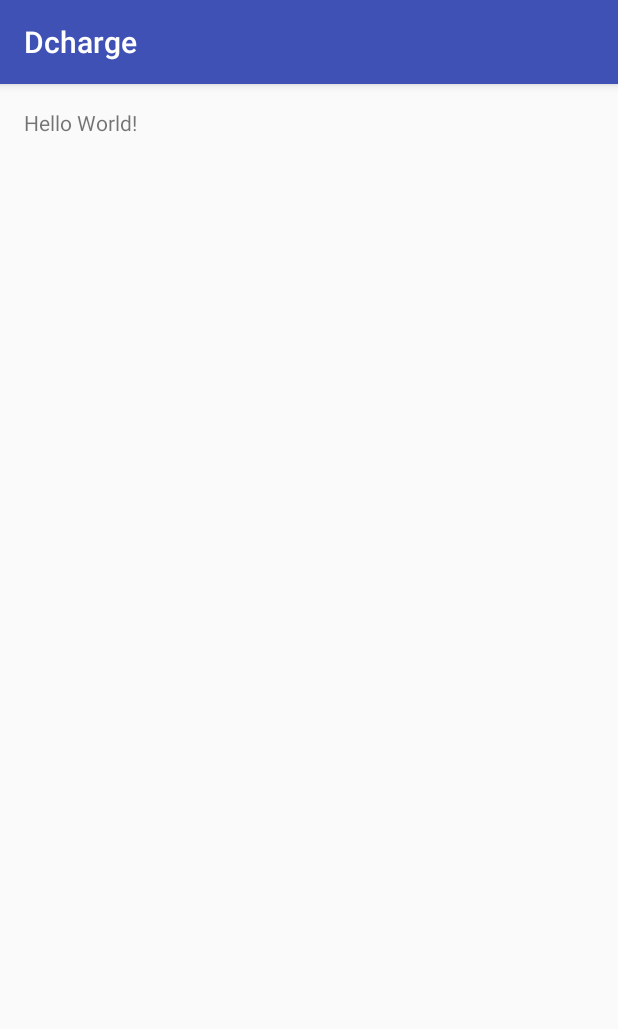
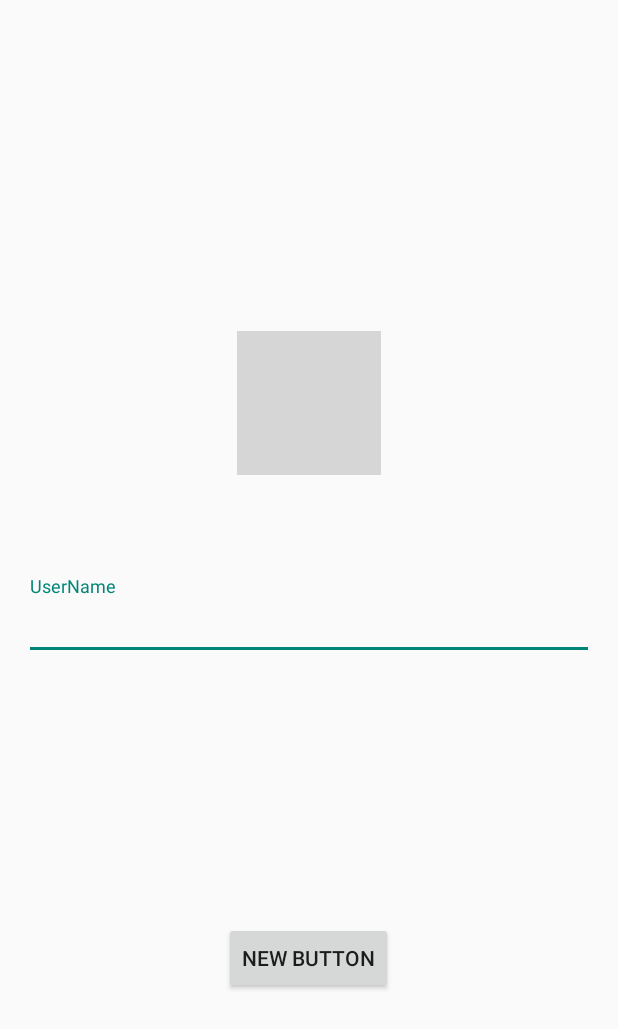
Before and after one commit to AroundTheLines/dCharge, an Android app: the screen it shows after launch (MainActivity), on a phone screen of 412 x 824 dp. Shown: the top 1029 px of the screen. Run offline under Robolectric (Android 15) with nearby library versions, the light colour scheme and no system bars; grey boxes are pictures that could not be loaded.

Commit message:
added Material Design + loginActivity

```diff
--- a/Android/Dcharge3/mobile/build.gradle
+++ b/Android/Dcharge3/mobile/build.gradle
@@ -6,7 +6,7 @@ android {
 
     defaultConfig {
         applicationId "nioth.dev.dcharge"
-        minSdkVersion 20
+        minSdkVersion 21
         targetSdkVersion 20
         versionCode 1
         versionName "1.0"
@@ -23,6 +23,7 @@ dependencies {
     compile fileTree(dir: 'libs', include: ['*.jar'])
     wearApp project(':wear')
     testCompile 'junit:junit:4.12'
-    compile 'com.android.support:appcompat-v7:23.3.0'
+    compile 'com.android.support:appcompat-v7:21.0.0'
+    compile 'com.android.support:design:22.2.0'
     compile 'com.google.android.gms:play-services:8.4.0'
 }
--- a/Android/Dcharge3/mobile/src/main/AndroidManifest.xml
+++ b/Android/Dcharge3/mobile/src/main/AndroidManifest.xml
@@ -1,6 +1,7 @@
 <?xml version="1.0" encoding="utf-8"?>
 <manifest xmlns:android="http://schemas.android.com/apk/res/android"
     package="nioth.dev.dcharge">
+    <uses-permission android:name="android.permission.INTERNET" />
 
     <application
         android:allowBackup="true"
--- a/Android/Dcharge3/mobile/src/main/java/nioth/dev/dcharge/MainActivity.java
+++ b/Android/Dcharge3/mobile/src/main/java/nioth/dev/dcharge/MainActivity.java
@@ -1,9 +1,10 @@
 package nioth.dev.dcharge;
 
+import android.app.Activity;
 import android.support.v7.app.AppCompatActivity;
 import android.os.Bundle;
 
-public class MainActivity extends AppCompatActivity {
+public class MainActivity extends Activity {
 
     @Override
     protected void onCreate(Bundle savedInstanceState) {
--- a/Android/Dcharge3/mobile/src/main/res/layout/activity_main.xml
+++ b/Android/Dcharge3/mobile/src/main/res/layout/activity_main.xml
@@ -9,8 +9,49 @@
     android:paddingTop="@dimen/activity_vertical_margin"
     tools:context="nioth.dev.dcharge.MainActivity">
 
-    <TextView
+    <!--<TextView-->
+        <!--android:layout_width="wrap_content"-->
+        <!--android:layout_height="wrap_content"-->
+        <!--android:text="Hello World!"-->
+        <!--android:id="@+id/textView" />-->
+
+
+    <android.support.design.widget.TextInputLayout
+        android:id="@+id/text_input_layout"
+        android:layout_width="match_parent"
+        android:layout_height="wrap_content"
+        android:layout_centerVertical="true"
+        android:layout_alignParentEnd="true">
+
+
+        <EditText
+            android:id="@+id/username"
+            android:layout_width="match_parent"
+            android:layout_height="wrap_content"
+            android:hint="UserName"
+            android:layout_above="@+id/button"
+            android:layout_alignParentStart="true" />
+
+    </android.support.design.widget.TextInputLayout>
+
+    <Button
         android:layout_width="wrap_content"
         android:layout_height="wrap_content"
-        android:text="Hello World!" />
+        android:text="New Button"
+        android:id="@+id/button"
+        android:layout_alignParentBottom="true"
+        android:layout_centerHorizontal="true"
+        android:layout_marginBottom="145dp" />
+
+    <ImageView
+        android:layout_width="wrap_content"
+        android:layout_height="wrap_content"
+        android:id="@+id/imageView"
+        android:layout_above="@+id/text_input_layout"
+        android:layout_centerHorizontal="true"
+        android:layout_marginBottom="67dp"
+        android:src="@drawable/ic_media_play" />
+
+
+
 </RelativeLayout>
--- /dev/null
+++ b/Android/Dcharge3/mobile/src/main/res/values-v21/styles.xml
@@ -0,0 +1,64 @@
+<?xml version="1.0" encoding="utf-8"?>
+<resources>
+    <style name="AppTheme" parent="Theme.AppCompat.Light.NoActionBar">
+
+        <!-- android theme colors -->
+        <item name="android:colorPrimary">@color/theme_dialer_primary</item>
+        <item name="android:colorPrimaryDark">@color/theme_dialer_high</item>
+        <item name="android:colorAccent">@color/theme_dialer_accent</item>
+        <item name="android:navigationBarColor">@color/theme_dialer_primary</item>
+
+        <!-- android transitions -->
+        <item name="android:windowContentTransitions">true</item>
+        <item name="android:windowAllowEnterTransitionOverlap">true</item>
+        <item name="android:windowAllowReturnTransitionOverlap">true</item>
+        <item name="drawerArrowStyle">@style/DrawerArrowStyle</item>
+    </style>
+
+
+    <style name="TransitionSampleActivity" parent="Theme.AppCompat.Light.NoActionBar">
+        <item name="android:colorPrimaryDark">@color/color_set_1_primary</item>
+        <item name="android:colorPrimary">@color/color_set_1_primary</item>
+        <item name="android:colorAccent">@color/color_set_1_accent</item>
+    </style>
+
+    <style name="TransitionSampleSecondActivity" parent="Theme.AppCompat.Light.NoActionBar">
+        <item name="android:colorPrimaryDark">@color/color_set_1_primary</item>
+        <item name="android:colorPrimary">@color/color_set_1_primary</item>
+        <item name="android:colorAccent">@color/color_set_1_accent</item>
+    </style>
+
+    <style name="theme1" parent="AppTheme">
+        <item name="android:colorPrimary">@color/color_set_1_primary</item>
+        <item name="android:colorControlActivated">@color/color_set_1_accent</item>
+        <item name="android:colorAccent">@color/color_set_1_accent</item>
+    </style>
+
+    <style name="theme2" parent="AppTheme">
+        <item name="android:colorPrimary">@color/color_set_2_primary</item>
+        <item name="android:colorControlActivated">@color/color_set_2_accent</item>
+        <item name="android:colorAccent">@color/color_set_2_accent</item>
+    </style>
+
+    <style name="theme3" parent="AppTheme">
+        <item name="android:colorPrimary">@color/color_set_3_primary</item>
+        <item name="android:colorControlActivated">@color/color_set_3_accent</item>
+        <item name="android:colorAccent">@color/color_set_3_accent</item>
+    </style>
+
+    <style name="theme4" parent="AppTheme">
+        <item name="android:colorPrimary">@color/color_set_4_primary</item>
+        <item name="android:colorControlActivated">@color/color_set_4_accent</item>
+        <item name="android:colorAccent">@color/color_set_4_accent</item>
+    </style>
+
+    <style name="DrawerArrowStyle" parent="Widget.AppCompat.DrawerArrowToggle">
+        <item name="spinBars">true</item>
+        <item name="color">@android:color/white</item>
+    </style>
+
+    <style name="SlidingTextViewStyle" parent="@android:style/Widget.TextView">
+        <item name="android:fontFamily">sans-serif-medium</item>
+        <item name="android:textColor">#FFF</item>
+    </style>
+</resources>
--- a/Android/Dcharge3/mobile/src/main/res/values/styles.xml
+++ b/Android/Dcharge3/mobile/src/main/res/values/styles.xml
@@ -1,11 +1,41 @@
 <resources>
 
-    <!-- Base application theme. -->
-    <style name="AppTheme" parent="Theme.AppCompat.Light.DarkActionBar">
-        <!-- Customize your theme here. -->
-        <item name="colorPrimary">@color/colorPrimary</item>
-        <item name="colorPrimaryDark">@color/colorPrimaryDark</item>
-        <item name="colorAccent">@color/colorAccent</item>
+
+    <!--<style name="AppTheme" parent="AppTheme.Base"/>-->
+
+    <!--<style name="AppTheme.Base" parent="Theme.AppCompat.Light.DarkActionBar">-->
+        <!--&lt;!&ndash; Customize your theme here. &ndash;&gt;-->
+
+        <!--&lt;!&ndash; colorPrimary is used for the default action bar background &ndash;&gt;-->
+        <!--<item name="colorPrimary">@color/colorPrimary</item>-->
+
+        <!--&lt;!&ndash; colorPrimaryDark is used for the status bar &ndash;&gt;-->
+        <!--<item name="colorPrimaryDark">@color/colorPrimaryDark</item>-->
+
+        <!--&lt;!&ndash; colorAccent is used as the default value for colorControlActivated-->
+             <!--which is used to tint widgets &ndash;&gt;-->
+        <!--<item name="colorAccent">@color/colorPrimaryDark</item>-->
+
+        <!--&lt;!&ndash; You can also set colorControlNormal, colorControlActivated-->
+             <!--colorControlHighlight & colorSwitchThumbNormal. &ndash;&gt;-->
+    <!--</style>-->
+
+    <style name="AppTheme" parent="android:Theme.Material">
+        <!-- theme customizations -->
     </style>
 
+    <!-- Base application theme. -->
+    <style name="AppThemeOld" parent="Theme.AppCompat.Light.DarkActionBar">
+        <!-- Customize your theme here. -->
+
+    </style>
+
+         <!-- your theme inherits from the material theme -->
+        <!--<style name="AppTheme" parent="android:Theme.Material">-->
+            <!--&lt;!&ndash; theme customizations &ndash;&gt;-->
+            <!--<item name="colorPrimary">@color/colorPrimary</item>-->
+            <!--<item name="colorPrimaryDark">@color/colorPrimaryDark</item>-->
+            <!--<item name="colorAccent">@color/colorAccent</item>-->
+        <!--</style>-->
+
 </resources>
```
Also changed, not shown: Android/Dcharge3/mobile/src/main/res/values/colors.xml (+29 -1 lines).
